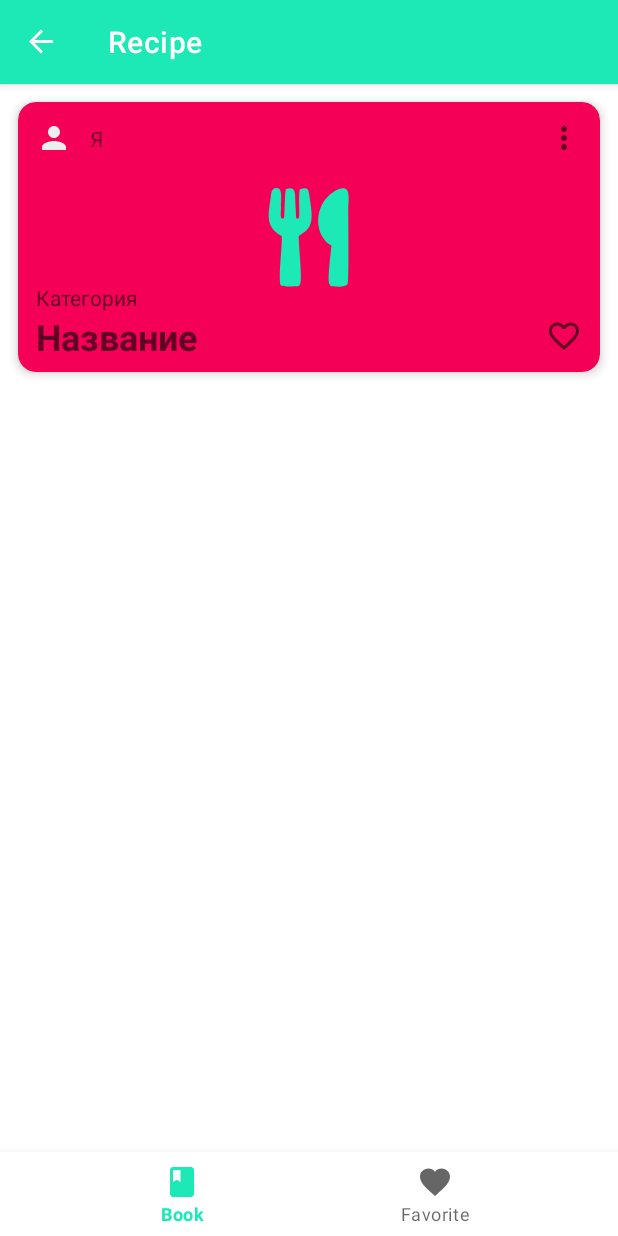
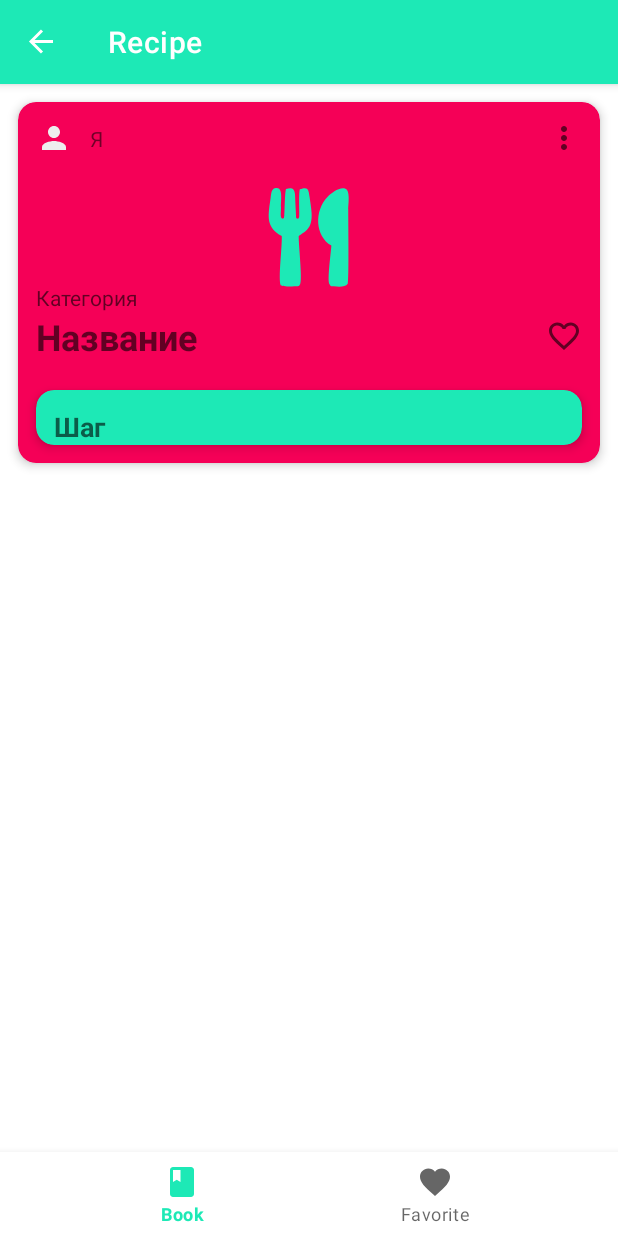
Before and after one commit to dmitrii-denishchuk/NeRecipe, an Android app: the RecipeViewFragment screen opened through its navigation route, on a phone screen of 412 x 824 dp. Run offline under Robolectric (Android 15) with nearby library versions, the phone set to English and light mode, and no system bars; our stand-ins replace Room's generated code, navigation-ui.

Commit message:
View recipe recyclerview not work yet

```diff
--- a/app/src/main/java/ru/netology/nerecipe/adapter/RecipeAdapter.kt
+++ b/app/src/main/java/ru/netology/nerecipe/adapter/RecipeAdapter.kt
@@ -86,7 +86,7 @@ class RecipeAdapter(
                 clickListener.clickedFavorite(recipe)
             }
 
-            binding.background.setOnClickListener {
+            binding.recipeViewBackground.setOnClickListener {
                 clickListener.clickedRecipe(recipe)
             }
 
@@ -98,14 +98,14 @@ class RecipeAdapter(
         fun bind(recipe: Recipe) {
             this.recipe = recipe
             with(binding) {
-                previewTitleRecipe.text = recipe.title
-                previewCategory.text = recipe.category
+                recipeViewTitle.text = recipe.title
+                recipeViewCategory.text = recipe.category
                 author.text = recipe.author
                 favoriteButton.isChecked = recipe.isFavorite
                 if (recipe.picture.isNotBlank())
-                    background.setImageBitmap(BitmapFactory.decodeFile(recipe.picture))
+                    recipeViewBackground.setImageBitmap(BitmapFactory.decodeFile(recipe.picture))
                 else
-                    background.setImageResource(R.drawable.ic_launcher_foreground)
+                    recipeViewBackground.setImageResource(R.drawable.ic_launcher_foreground)
             }
         }
     }
--- a/app/src/main/java/ru/netology/nerecipe/ui/FavoriteFragment.kt
+++ b/app/src/main/java/ru/netology/nerecipe/ui/FavoriteFragment.kt
@@ -13,7 +13,7 @@ import androidx.recyclerview.widget.RecyclerView
 import ru.netology.nerecipe.R
 import ru.netology.nerecipe.adapter.RecipeAdapter
 import ru.netology.nerecipe.clickListeners.RecipeClickListeners
-import ru.netology.nerecipe.databinding.FragmentFavoriteBinding
+import ru.netology.nerecipe.databinding.FragmentFeedRecipeBinding
 import ru.netology.nerecipe.dragAndDropHelpers.OnStartDragListener
 import ru.netology.nerecipe.recipe.Recipe
 import ru.netology.nerecipe.viewModel.RecipeViewModel
@@ -28,7 +28,7 @@ class FavoriteFragment : Fragment() {
         savedInstanceState: Bundle?
     ): View {
 
-        val binding = FragmentFavoriteBinding.inflate(inflater, container, false)
+        val binding = FragmentFeedRecipeBinding.inflate(inflater, container, false)
         val viewModel: RecipeViewModel by viewModels(ownerProducer = ::requireParentFragment)
 
         val adapter = RecipeAdapter(object : RecipeClickListeners {
--- a/app/src/main/java/ru/netology/nerecipe/ui/RecipeViewFragment.kt
+++ b/app/src/main/java/ru/netology/nerecipe/ui/RecipeViewFragment.kt
@@ -80,36 +80,12 @@ class RecipeViewFragment : Fragment() {
             }
         )
 
-//        val contentViewHolder =
-//            ContentAdapter.ContentViewHolder(binding.recipeCardLayout, object : RecipeClickListeners {
-//                override fun clickedFavorite(recipe: Recipe) {
-//                    viewModel.clickedFavorite(recipe)
-//                }
-//
-//                override fun clickedRemove(recipe: Recipe) {
-//                    viewModel.clickedRemove(recipe)
-//                    findNavController().navigateUp()
-//                }
-//
-//                override fun clickedEdit(recipe: Recipe) {
-//                    viewModel.clickedEdit(recipe)
-//                    findNavController().navigate(
-//                        R.id.action_recipe_view_fragment_to_new_recipe_fragment,
-//                        bundleOf("content" to recipe.content)
-//                    )
-//                }
-//
-//                override fun clickedRecipe(recipe: Recipe) {
-//                }
-//            }
-//            )
-
-
         binding.recipeContentLayout.adapter = contentAdapter
 
         viewModel.data.observe(viewLifecycleOwner) { recipes ->
             val recipe = recipes.firstOrNull { it.id == arguments?.getLong("id") } ?: Recipe()
             recipeViewHolder.bind(recipe)
+            contentAdapter.submitList(recipe.content)
         }
 
         return binding.root
--- a/app/src/main/res/layout/fragment_feed_recipe.xml
+++ b/app/src/main/res/layout/fragment_feed_recipe.xml
@@ -7,7 +7,7 @@
     tools:context=".ui.FeedFragment">
 
     <ImageView
-        android:id="@+id/empty_background"
+        android:id="@+id/emptyBackground"
         android:layout_width="0dp"
         android:layout_height="0dp"
         android:contentDescription="@string/empty"
@@ -20,14 +20,14 @@
         app:tint="@color/primaryColor" />
 
     <androidx.recyclerview.widget.RecyclerView
-        android:id="@+id/view_recipe_recycler"
+        android:id="@+id/viewRecipeRecycler"
         android:layout_width="match_parent"
         android:layout_height="match_parent"
         app:layoutManager="androidx.recyclerview.widget.LinearLayoutManager"
         tools:listitem="@layout/fragment_recipe_view" />
 
     <com.google.android.material.floatingactionbutton.FloatingActionButton
-        android:id="@+id/add_recipe_button"
+        android:id="@+id/addRecipeButton"
         android:layout_width="wrap_content"
         android:layout_height="wrap_content"
         android:layout_margin="@dimen/spacing_12dp"
--- a/app/src/main/res/layout/fragment_recipe_view.xml
+++ b/app/src/main/res/layout/fragment_recipe_view.xml
@@ -17,7 +17,7 @@
         android:layout_height="match_parent">
 
         <ImageView
-            android:id="@+id/background"
+            android:id="@+id/recipeViewBackground"
             android:layout_width="match_parent"
             android:layout_height="180dp"
             android:contentDescription="@string/preview"
@@ -28,13 +28,13 @@
             app:tint="@color/primaryColor" />
 
         <ImageView
-            android:id="@+id/user_avatar"
+            android:id="@+id/userAvatar"
             android:layout_width="@dimen/icons_size_24dp"
             android:layout_height="@dimen/icons_size_24dp"
             android:layout_margin="@dimen/spacing_12dp"
             android:contentDescription="@string/user_avatar_description"
             app:layout_constraintBottom_toBottomOf="@id/author"
-            app:layout_constraintStart_toStartOf="@id/background"
+            app:layout_constraintStart_toStartOf="@id/recipeViewBackground"
             app:layout_constraintTop_toTopOf="@id/author"
             app:srcCompat="@drawable/ic_baseline_person_24" />
 
@@ -46,33 +46,33 @@
             android:ellipsize="end"
             android:hint="Автор"
             android:singleLine="true"
-            app:layout_constraintBottom_toBottomOf="@id/menu_button"
-            app:layout_constraintEnd_toStartOf="@id/menu_button"
-            app:layout_constraintStart_toEndOf="@id/user_avatar"
-            app:layout_constraintTop_toTopOf="@id/menu_button" />
+            app:layout_constraintBottom_toBottomOf="@id/menuButton"
+            app:layout_constraintEnd_toStartOf="@id/menuButton"
+            app:layout_constraintStart_toEndOf="@id/userAvatar"
+            app:layout_constraintTop_toTopOf="@id/menuButton" />
 
         <com.google.android.material.button.MaterialButton
-            android:id="@+id/menu_button"
+            android:id="@+id/menuButton"
             style="@style/Widget.AppTheme.menu_button"
             android:layout_width="wrap_content"
             android:layout_height="wrap_content"
             android:checkable="true"
             android:contentDescription="@string/menu_button"
-            app:layout_constraintEnd_toEndOf="@id/background"
-            app:layout_constraintTop_toTopOf="@id/background" />
+            app:layout_constraintEnd_toEndOf="@id/recipeViewBackground"
+            app:layout_constraintTop_toTopOf="@id/recipeViewBackground" />
 
         <TextView
-            android:id="@+id/preview_category"
+            android:id="@+id/recipeViewCategory"
             android:layout_width="0dp"
             android:layout_height="wrap_content"
             android:ellipsize="end"
             android:hint="Категория"
             android:singleLine="true"
-            app:layout_constraintBottom_toTopOf="@id/preview_title_recipe"
-            app:layout_constraintStart_toStartOf="@id/preview_title_recipe" />
+            app:layout_constraintBottom_toTopOf="@id/recipeViewTitle"
+            app:layout_constraintStart_toStartOf="@id/recipeViewTitle" />
 
         <TextView
-            android:id="@+id/preview_title_recipe"
+            android:id="@+id/recipeViewTitle"
             android:layout_width="0dp"
             android:layout_height="wrap_content"
             android:layout_marginStart="@dimen/spacing_12dp"
@@ -81,30 +81,30 @@
             android:hint="Название"
             android:textSize="@dimen/title_text_size_24sp"
             android:textStyle="bold"
-            app:layout_constraintBottom_toBottomOf="@id/favorite_button"
-            app:layout_constraintEnd_toStartOf="@id/favorite_button"
-            app:layout_constraintStart_toStartOf="@id/background"
-            app:layout_constraintTop_toTopOf="@id/favorite_button"
+            app:layout_constraintBottom_toBottomOf="@id/favoriteButton"
+            app:layout_constraintEnd_toStartOf="@id/favoriteButton"
+            app:layout_constraintStart_toStartOf="@id/recipeViewBackground"
+            app:layout_constraintTop_toTopOf="@id/favoriteButton"
             app:layout_constraintVertical_chainStyle="spread" />
 
         <com.google.android.material.button.MaterialButton
-            android:id="@+id/favorite_button"
+            android:id="@+id/favoriteButton"
             style="@style/Widget.AppTheme.favorite_button"
             android:layout_width="wrap_content"
             android:layout_height="wrap_content"
             android:checkable="true"
             android:contentDescription="@string/favorite"
-            app:layout_constraintBottom_toBottomOf="@id/background"
-            app:layout_constraintEnd_toEndOf="@id/background" />
+            app:layout_constraintBottom_toBottomOf="@id/recipeViewBackground"
+            app:layout_constraintEnd_toEndOf="@id/recipeViewBackground" />
 
         <androidx.recyclerview.widget.RecyclerView
-            android:id="@+id/recipe_content_layout"
+            android:id="@+id/recipeContentLayout"
             android:layout_width="match_parent"
             android:layout_height="wrap_content"
             android:orientation="horizontal"
             android:visibility="visible"
             app:layoutManager="androidx.recyclerview.widget.LinearLayoutManager"
-            app:layout_constraintTop_toBottomOf="@id/background"
+            app:layout_constraintTop_toBottomOf="@id/recipeViewBackground"
             tools:listitem="@layout/recipe_content_layout" />
     </androidx.constraintlayout.widget.ConstraintLayout>
 </com.google.android.material.card.MaterialCardView>
--- a/app/src/main/res/layout/recipe_content_edit_layout.xml
+++ b/app/src/main/res/layout/recipe_content_edit_layout.xml
@@ -14,7 +14,7 @@
         android:layout_height="match_parent">
 
         <EditText
-            android:id="@+id/step_name"
+            android:id="@+id/stepName"
             android:layout_width="match_parent"
             android:layout_height="wrap_content"
             android:layout_marginHorizontal="@dimen/spacing_12dp"
@@ -30,11 +30,11 @@
             app:layout_constraintTop_toTopOf="parent" />
 
         <ScrollView
-            android:id="@+id/scrollView2"
+            android:id="@+id/scroll"
             android:layout_width="match_parent"
             android:layout_height="0dp"
             app:layout_constraintBottom_toBottomOf="parent"
-            app:layout_constraintTop_toBottomOf="@id/step_name">
+            app:layout_constraintTop_toBottomOf="@id/stepName">
 
             <androidx.constraintlayout.widget.ConstraintLayout
                 android:layout_width="match_parent"
@@ -43,7 +43,7 @@
                 android:paddingVertical="@dimen/spacing_12dp">
 
                 <com.google.android.material.card.MaterialCardView
-                    android:id="@+id/background_card"
+                    android:id="@+id/backgroundCard"
                     android:layout_width="match_parent"
                     android:layout_height="0dp"
                     android:layout_marginHorizontal="@dimen/spacing_12dp"
@@ -56,14 +56,14 @@
                         android:layout_height="wrap_content">
 
                         <com.google.android.material.card.MaterialCardView
-                            android:id="@+id/content_card"
+                            android:id="@+id/contentCard"
                             android:layout_width="match_parent"
                             android:layout_height="wrap_content"
                             app:cardCornerRadius="@dimen/spacing_12dp"
                             app:layout_constraintTop_toTopOf="parent">
 
                             <EditText
-                                android:id="@+id/view_content"
+                                android:id="@+id/viewContent"
                                 android:layout_width="match_parent"
                                 android:layout_height="wrap_content"
                                 android:background="@null"
@@ -76,7 +76,7 @@
                         </com.google.android.material.card.MaterialCardView>
 
                         <ImageView
-                            android:id="@+id/background"
+                            android:id="@+id/recipeViewBackground"
                             android:layout_width="match_parent"
                             android:layout_height="wrap_content"
                             android:layout_marginTop="-48dp"
@@ -87,7 +87,7 @@
                             android:paddingEnd="148dp"
                             android:paddingBottom="124dp"
                             android:scaleType="centerCrop"
-                            app:layout_constraintTop_toBottomOf="@id/content_card"
+                            app:layout_constraintTop_toBottomOf="@id/contentCard"
                             app:srcCompat="@drawable/ic_baseline_add_photo_alternate_24"
                             app:tint="@color/primaryColor" />
                     </androidx.constraintlayout.widget.ConstraintLayout>
```
Also changed, not shown: app/src/main/java/ru/netology/nerecipe/adapter/ContentAdapter.kt (+5 -4 lines), app/src/main/java/ru/netology/nerecipe/ui/NewRecipeFragment.kt (+19 -21 lines), app/src/main/res/layout/fragment_favorite.xml (deleted, +0 -38 lines), app/src/main/res/layout/fragment_new_recipe.xml (+17 -17 lines), app/src/main/res/layout/fragment_recipe_view2.xml (deleted, +0 -11 lines), app/src/main/res/layout/recipe_content_layout.xml (+10 -9 lines).
